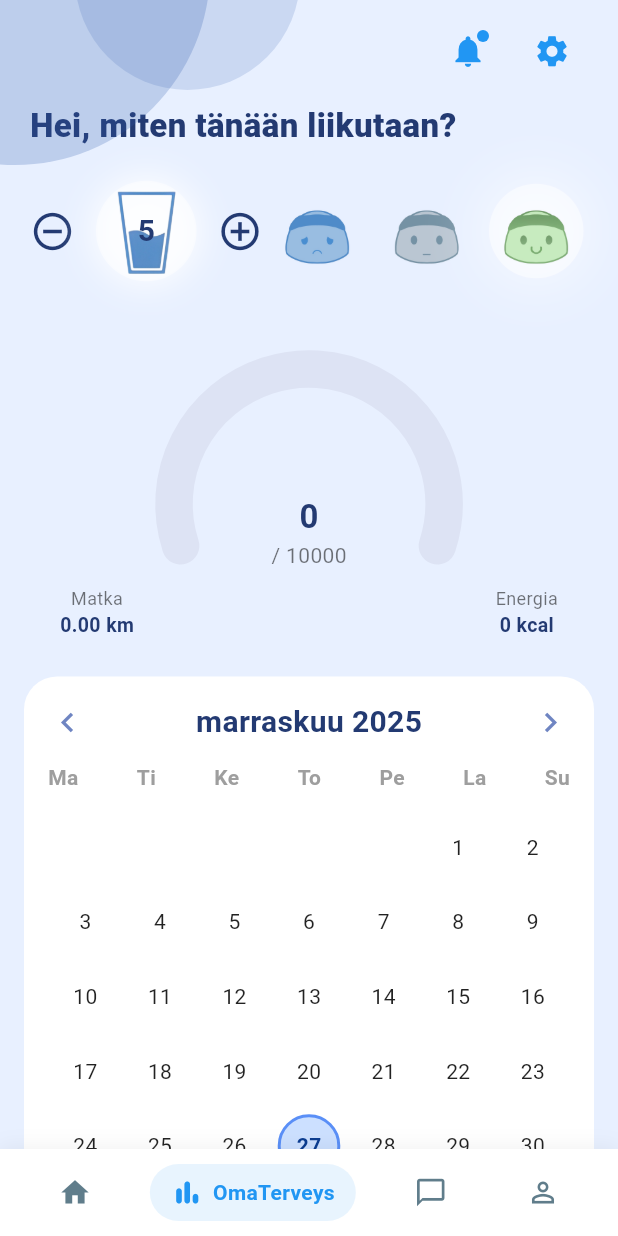
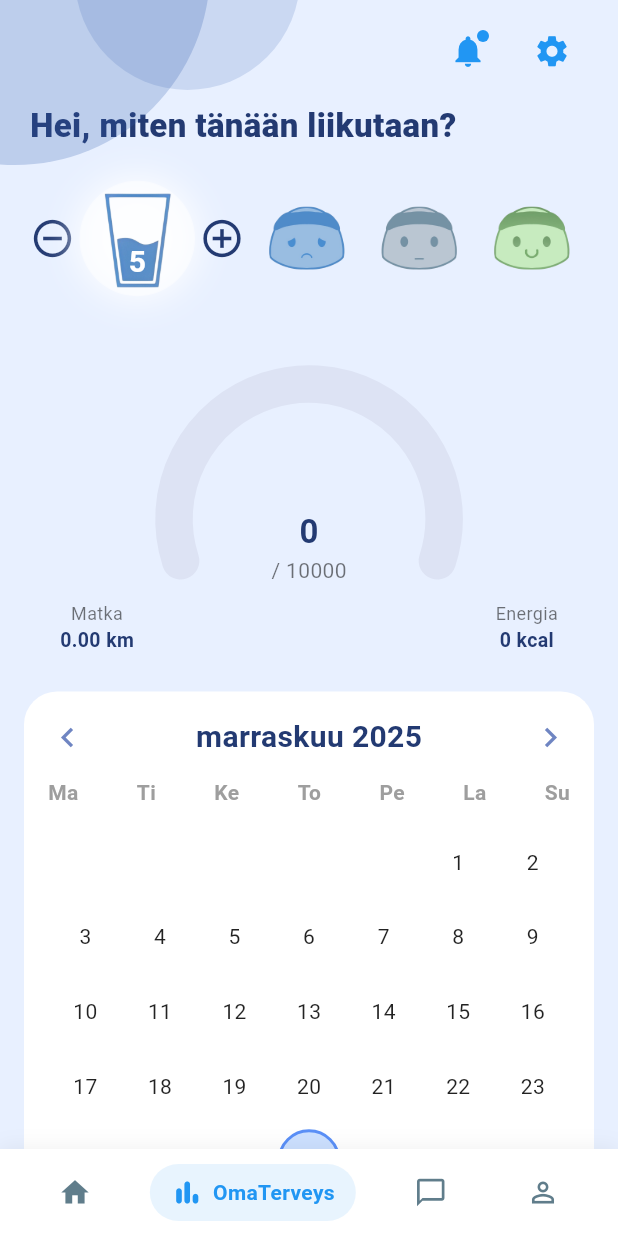
Before and after one commit to rrosoii/PNK-Sovellus, a Flutter app: the TrackerPage screen opened by its route, on a phone screen of 412 x 824 dp. Run offline on Flutter 3.47's test engine with Material 3 defaults, Android fonts, the phone set to English and light mode, and no system bars; our stand-ins replace cloud_firestore, firebase_auth, firebase_core, image_picker, pedometer, permission_handler and 1 more; accounts and stored records are empty.

Commit message:
finished omaterveys

```diff
--- a/lib/pages/omaterveys.dart
+++ b/lib/pages/omaterveys.dart
@@ -641,7 +641,7 @@
                 ),
               ),
 
-              const SizedBox(width: 14),
+              const SizedBox(width: 3),
 
               // water glass with glow
               Container(
@@ -662,22 +662,26 @@
                   children: [
                     Image.asset(
                       "assets/icons/waterglass.png",
-                      width: 55,
-                      height: 70,
-                    ),
-                    Text(
-                      "$waterGlasses",
-                      style: const TextStyle(
-                        fontSize: 20,
-                        fontWeight: FontWeight.bold,
-                        color: Color(0xFF233A72),
+                      width: 65,
+                      height: 80,
+                    ),
+                    Transform.translate(
+                      offset: const Offset(
+                          0, 16), // move down; adjust value to taste
+                      child: Text(
+                        "$waterGlasses",
+                        style: const TextStyle(
+                          fontSize: 20,
+                          fontWeight: FontWeight.bold,
+                          color: Color.fromARGB(255, 255, 255, 255),
+                        ),
                       ),
                     ),
                   ],
                 ),
               ),
 
-              const SizedBox(width: 14),
+              const SizedBox(width: 3),
 
               // plus button
               GestureDetector(
@@ -693,28 +697,36 @@
             ],
           ),
 
-          // moods
+          // moods + clear
+          // moods (tap same mood again to clear)
           Row(
             children: List.generate(3, (i) {
-              final bool isSelected = selectedMood == i;
+              final bool isSelectedForDay = moodMap[selectedDay] == i;
 
               return GestureDetector(
                 onTap: () {
                   setState(() {
-                    selectedMood = i;
-                    moodMap[selectedDay] = i;
+                    if (moodMap[selectedDay] == i) {
+                      // tap same mood again -> clear it
+                      moodMap.remove(selectedDay);
+                      selectedMood = -1;
+                    } else {
+                      // set mood
+                      moodMap[selectedDay] = i;
+                      selectedMood = i;
+                    }
                   });
                   _saveMoodData();
                 },
                 child: Container(
                   margin: const EdgeInsets.symmetric(horizontal: 5),
-                  padding: const EdgeInsets.all(4),
+                  padding: const EdgeInsets.only(bottom: 10),
                   decoration: BoxDecoration(
                     shape: BoxShape.circle,
-                    color: isSelected
+                    color: isSelectedForDay
                         ? Colors.white.withOpacity(0.5)
                         : Colors.transparent,
-                    boxShadow: isSelected
+                    boxShadow: isSelectedForDay
                         ? [
                             BoxShadow(
                               color: const Color.fromARGB(255, 255, 255, 255)
@@ -727,8 +739,8 @@
                   ),
                   child: Image.asset(
                     moodIcons[i],
-                    width: 55,
-                    height: 55,
+                    width: 65,
+                    height: 65,
                     fit: BoxFit.contain,
                   ),
                 ),
@@ -936,14 +948,15 @@
                 onTap: () {
                   setState(() {
                     selectedDay = day;
-                    // if this day already has a mood, update the header mood selection
                     if (moodMap.containsKey(day)) {
                       selectedMood = moodMap[day]!;
+                    } else {
+                      selectedMood = -1; // no mood for this day
                     }
                   });
                 },
                 onLongPress: () {
-                  // long press sets mood for that day
+                  if (selectedMood < 0) return; // nothing to apply
                   setState(() {
                     moodMap[day] = selectedMood;
                   });
@@ -952,8 +965,7 @@
                 child: Container(
                   margin: const EdgeInsets.all(4),
                   decoration: BoxDecoration(
-                    color:
-                        isToday ? const Color(0xFFCCE0FF) : Colors.transparent,
+                    color: bgColor, // apply mood/today tint (set above)
                     borderRadius: BorderRadius.circular(50),
                     border: isSelected
                         ? Border.all(color: const Color(0xFF5A8FF7), width: 2)
```
